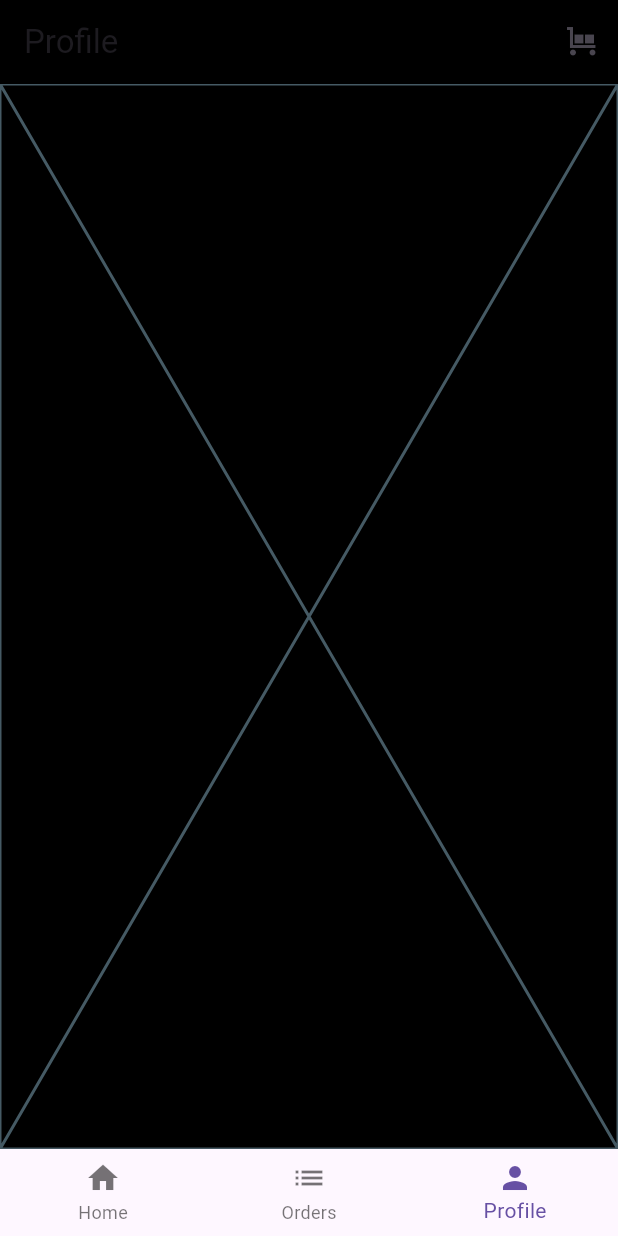
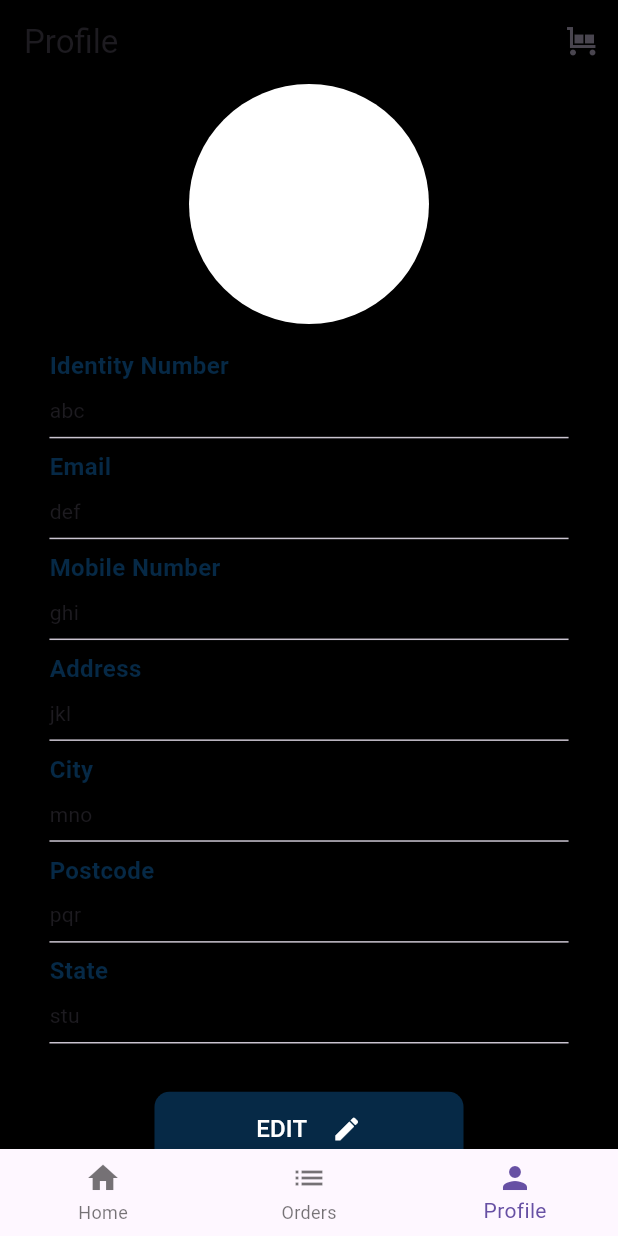
Before and after one commit to syukrianuar/flutter_todak_app_task, a Flutter app: the screen it shows after launch, item 3 of the bottom bar chosen, on a phone screen of 412 x 824 dp. Run offline on Flutter 3.47's test engine with Material 3 defaults, Android fonts, the phone set to English and light mode, and no system bars; our stand-ins replace cached_network_image, responsive_sizer, transparent_image; network calls fail.

Commit message:
ui - profile

```diff
--- a/lib/screen/profiles.dart
+++ b/lib/screen/profiles.dart
@@ -1,10 +1,193 @@
+import 'package:cached_network_image/cached_network_image.dart';
 import 'package:flutter/material.dart';
+import 'package:responsive_sizer/responsive_sizer.dart';
 
 class ProfilesScreen extends StatelessWidget {
   const ProfilesScreen({super.key});
 
   @override
   Widget build(BuildContext context) {
-    return const Placeholder();
+    return SingleChildScrollView(
+        physics: const BouncingScrollPhysics(),
+        child: Column(children: [
+          Align(
+            child: CircleAvatar(
+              backgroundColor: Colors.white,
+              radius: 80,
+              // backgroundImage: CachedNetworkImageProvider(
+              //   FlutterLogo,
+              // )
+            ),
+          ),
+          SizedBox(
+            height: 1.h,
+          ),
+          Padding(
+            padding:
+                EdgeInsets.symmetric(vertical: Adaptive.h(1), horizontal: 8.w),
+            child: Column(
+              crossAxisAlignment: CrossAxisAlignment.start,
+              children: [
+                ProfileViewDetail(
+                  pLabel: 'Identity Number',
+                  pDesc: 'abc',
+                ),
+                // SizedBox(
+                //   height: 1.h,
+                // ),
+                ProfileViewDetail(
+                  pLabel: 'Email',
+                  pDesc: 'def',
+                ),
+
+                ProfileViewDetail(pLabel: 'Mobile Number', pDesc: 'ghi'),
+
+                ProfileViewDetail(pLabel: 'Address', pDesc: 'jkl'),
+
+                ProfileViewDetail(pLabel: "City", pDesc: 'mno'),
+                ProfileViewDetail(pLabel: 'Postcode', pDesc: 'pqr'),
+                ProfileViewDetail(pLabel: 'State', pDesc: 'stu'),
+                // ProfileEditForm(),
+
+                SizedBox(
+                  height: 3.h,
+                ),
+                Align(
+                  child: SizedBox(
+                    width: Adaptive.w(50),
+                    height: 6.h,
+                    child: ElevatedButton(
+                      style: ElevatedButton.styleFrom(
+                        backgroundColor: const Color.fromARGB(255, 6, 41, 70),
+                        shape: RoundedRectangleBorder(
+                          borderRadius: BorderRadius.circular(10),
+                        ),
+                      ),
+                      onPressed: () async {
+                        // await Get.to(() => EditProfile(
+                        //           avatarUrl:
+                        //               snapshot.data['avatar_url'],
+                        //           name: snapshot.data['name'] ?? '',
+                        //           email: snapshot.data['email'] ?? '',
+                        //           nric: snapshot.data['nric'] ?? '',
+                        //           address:
+                        //               snapshot.data['address'] ?? '',
+                        //           city: snapshot.data['city'] ?? '',
+                        //           postal:
+                        //               snapshot.data['postcode'] ?? '',
+                        //           state: snapshot.data['state'] ?? '',
+                        //         ))!
+                        //     .then((value) {
+                        //   refresh();
+                        //   // refresh();
+                        // });
+                      },
+                      child: Row(
+                        mainAxisAlignment: MainAxisAlignment.center,
+                        children: [
+                          const Text(
+                            'EDIT',
+                            style: TextStyle(
+                              fontSize: 16,
+                              color: Colors.white,
+                            ),
+                          ),
+                          SizedBox(
+                            width: Adaptive.w(4),
+                          ),
+                          const Icon(
+                            Icons.edit,
+                            size: 20,
+                            color: Colors.white,
+                          ),
+                        ],
+                      ),
+                    ),
+                  ),
+                ),
+              ],
+            ),
+          )
+        ]));
   }
 }
+
+class ProfileViewDetail extends StatelessWidget {
+  final String pLabel;
+  final String pDesc;
+  const ProfileViewDetail({
+    super.key,
+    required this.pLabel,
+    required this.pDesc,
+  });
+
+  @override
+  Widget build(BuildContext context) {
+    return Column(
+      crossAxisAlignment: CrossAxisAlignment.start,
+      children: [
+        Text(
+          pLabel,
+          style: TextStyle(
+            fontSize: 16,
+            fontWeight: FontWeight.bold,
+            color: Color.fromARGB(255, 6, 41, 70),
+          ),
+        ),
+        SizedBox(
+          height: 1.h,
+        ),
+        Container(
+          // width: Adaptive.w(85),
+          // height: 5.5.h,
+
+          child: Text(pDesc),
+        ),
+        Divider(),
+      ],
+    );
+  }
+}
+
+class ProfileEditForm extends StatelessWidget {
+  const ProfileEditForm({
+    super.key,
+  });
+
+  @override
+  Widget build(BuildContext context) {
+    return Column(
+      children: [
+        const Text(
+          'Mobile Number',
+          style: TextStyle(
+            fontSize: 16,
+            fontWeight: FontWeight.bold,
+            color: Color.fromARGB(255, 6, 41, 70),
+          ),
+        ),
+        SizedBox(
+          height: 1.h,
+        ),
+        Container(
+          width: Adaptive.w(85),
+          height: 5.5.h,
+          decoration: BoxDecoration(
+            color: Colors.white,
+            borderRadius: BorderRadius.circular(10),
+            border: Border.all(
+              color: const Color.fromARGB(255, 6, 41, 70),
+              width: Adaptive.w(0.5),
+            ),
+          ),
+          child: TextFormField(
+              // controller: phoneTextController,
+              // decoration: const InputDecoration(
+              //   //contentPadding: EdgeInsets.symmetric(vertical: 10, horizontal: 20),
+              // ),
+              ),
+        ),
+      ],
+    );
+  }
+}
```
